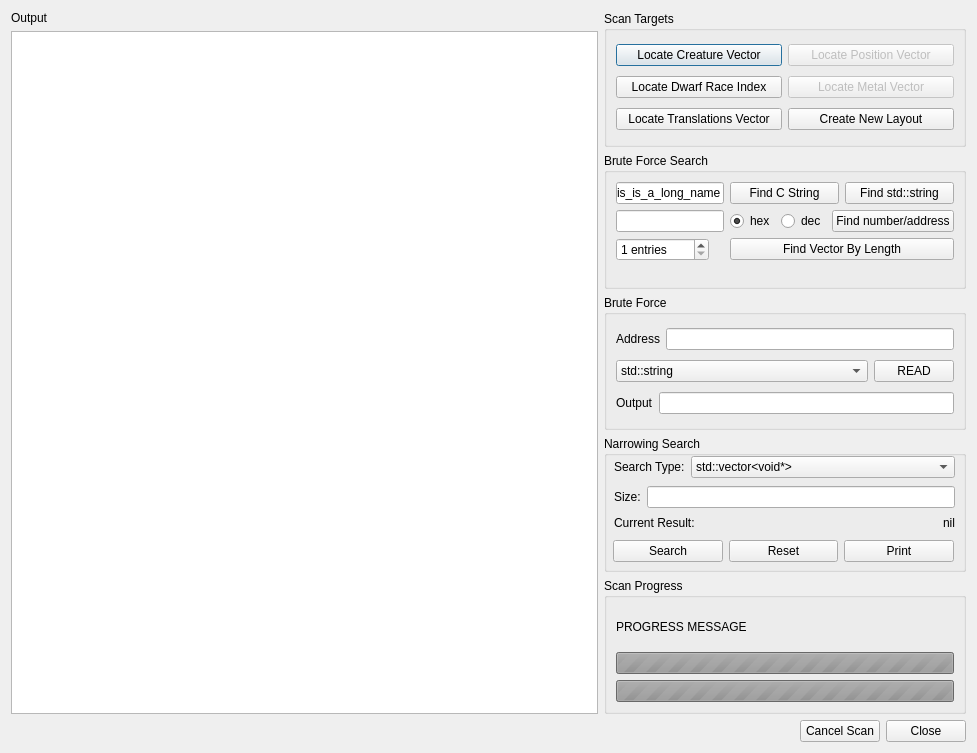
Dwarf-Therapist/Dwarf-Therapist, file ui/scannerdialog.ui: the form before one commit.
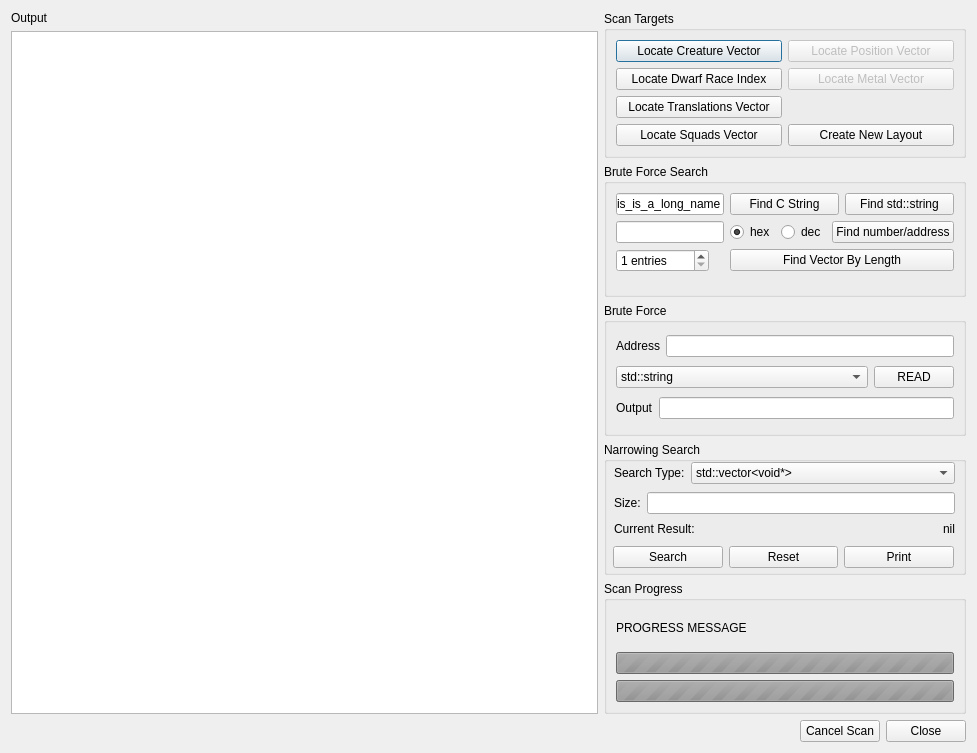
The form after the commit. Icons and pictures are not drawn.

Commit message: Added button for scanning for squads.  This requires that you've created a new game, and created 1 and only 1 squad.

```diff
--- a/ui/scannerdialog.ui
+++ b/ui/scannerdialog.ui
@@ -104,7 +104,14 @@
             </property>
            </widget>
           </item>
-          <item row="2" column="1">
+          <item row="3" column="0">
+           <widget class="QPushButton" name="btn_find_squad_vector">
+            <property name="text">
+             <string>Locate Squads Vector</string>
+            </property>
+           </widget>
+          </item>
+          <item row="3" column="1">
            <widget class="QPushButton" name="btn_create_memory_layout">
             <property name="text">
              <string>Create New Layout</string>
```
Left out of the diff: 59 changed lines with no effect on the pictures. The commit also changes 7 other files.
